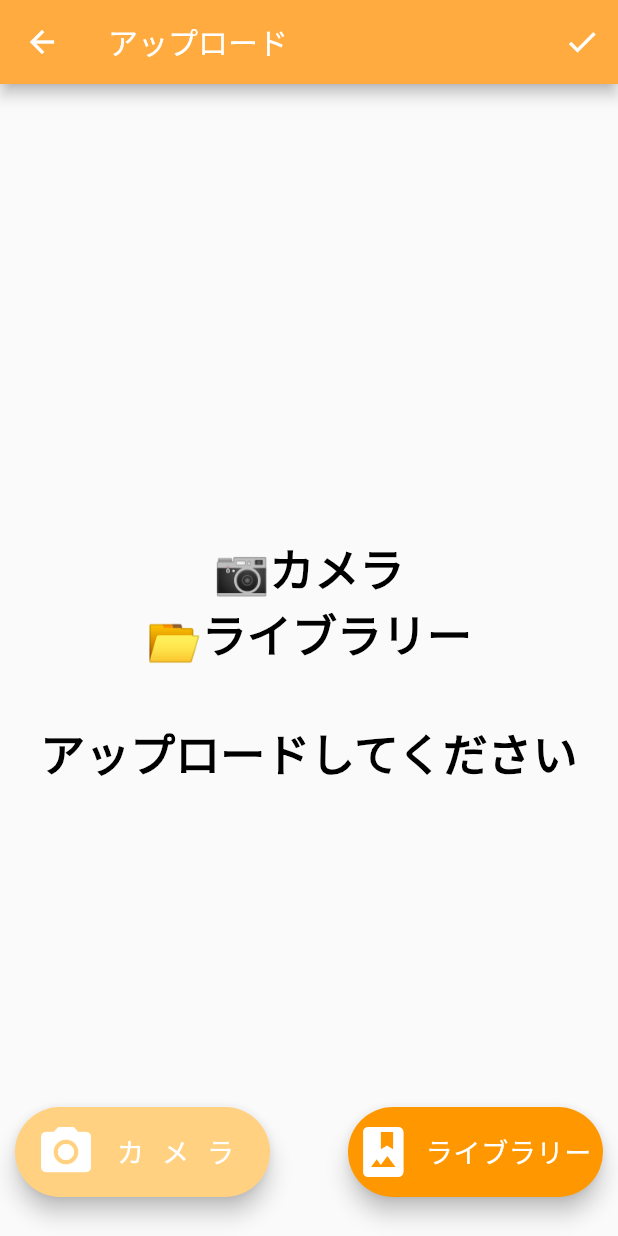
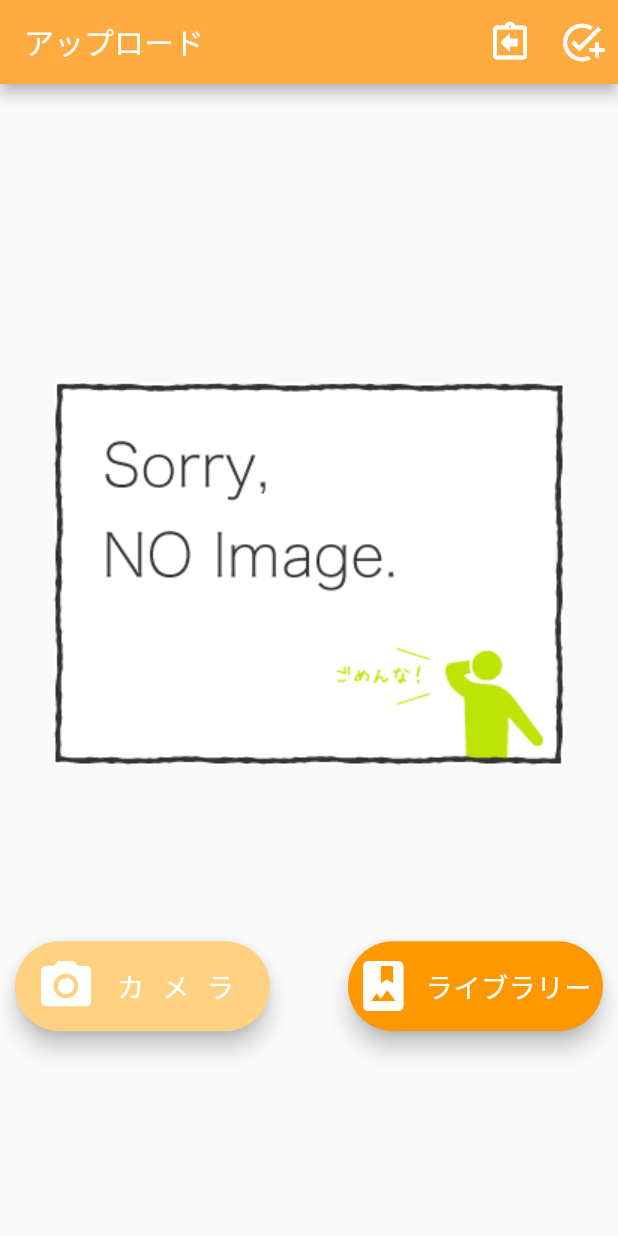
Before and after one commit to ouyou58/SmartingApp, a Flutter app: the Camera screen opened directly, on a phone screen of 412 x 824 dp. Run offline on Flutter 3.47's test engine with Material 2 defaults, Android fonts, the phone set to English and light mode, and no system bars; our stand-ins replace firebase_auth, firebase_core, flutter_slidable, image_gallery_saver, image_picker; accounts and stored records are empty.

Commit message:
20210614_カメラの保存修正iosのみ

```diff
--- a/lib/pages/business/camera.dart
+++ b/lib/pages/business/camera.dart
@@ -77,14 +77,14 @@ class _CameraState extends State<Camera> {
   Widget build(BuildContext context) {
     return Scaffold(
       appBar: AppBar(
-        leading: IconButton(
-          onPressed: () => Navigator.push(context,
-              MaterialPageRoute(builder: (context) => AddNewBusinessCard())),
-          icon: Icon(Icons.arrow_back_outlined),
-        ),
         title: Text(widget.title!),
         backgroundColor: Colors.orangeAccent,
         actions: [
+          IconButton(
+            onPressed: () => Navigator.push(context,
+                MaterialPageRoute(builder: (context) => AddNewBusinessCard())),
+            icon: Icon(Icons.assignment_return_outlined, size:30),
+          ),
           IconButton(
             onPressed: () => {
               if (_statusFlag) {_saveImage()},
@@ -93,30 +93,25 @@ class _CameraState extends State<Camera> {
                 MaterialPageRoute(builder: (context) => AddNewBusinessCard()),
               ),
             },
-            icon: Icon(Icons.check),
+            icon: Icon(Icons.add_task, size:30),
           ),
         ],
       ),
-      body: Center(
+      body: Container(
+        child: Center(
+          child: Container(
             child: Column(
               mainAxisAlignment: MainAxisAlignment.center,
               children: <Widget>[
-            _image == null
-                ? Text(
-                    '\u{1F4F7}カメラ\n\u{1F4C2}ライブラリー\n\nアップロードしてください',
-                    textAlign: TextAlign.center,
-                    style: TextStyle(
-                        color: Colors.black,
-                        fontSize: 30,
-                        fontWeight: FontWeight.w600),
-                  )
-                : Image.file(
-                    _image!,
+                Container(
+                  height: 400,
+                  child: _image == null
+                    ? Image.asset('assets/images/noimage.png')
+                    : Image.file(_image!),
                 ),
-          ],
-        ),
-      ),
-      floatingActionButton: Row(
+                SizedBox(height: 35),
+                Container(
+                  child: Row(
                       mainAxisAlignment: MainAxisAlignment.spaceBetween,
                       crossAxisAlignment: CrossAxisAlignment.center,
                       children: <Widget>[
@@ -158,6 +153,12 @@ class _CameraState extends State<Camera> {
                         ),
                       ]
                   ),
+                ),
+              ],
+            ),
+          ),
+        ),
+      ),
       floatingActionButtonLocation: FloatingActionButtonLocation.centerFloat,
     );
   }
--- a/pubspec.yaml
+++ b/pubspec.yaml
@@ -25,7 +25,7 @@ dependencies:
   path_provider: ^1.6.1
 
   image_picker: ^0.8.0
-  multi_image_picker: any
+#  multi_image_picker: any
   shared_preferences: ^0.5.0
   image_gallery_saver: ^1.5.0
 
```
Also changed, not shown: assets/images/noimage.png (added), pubspec.lock. Lines whose indentation alone changed are shown as unchanged.
